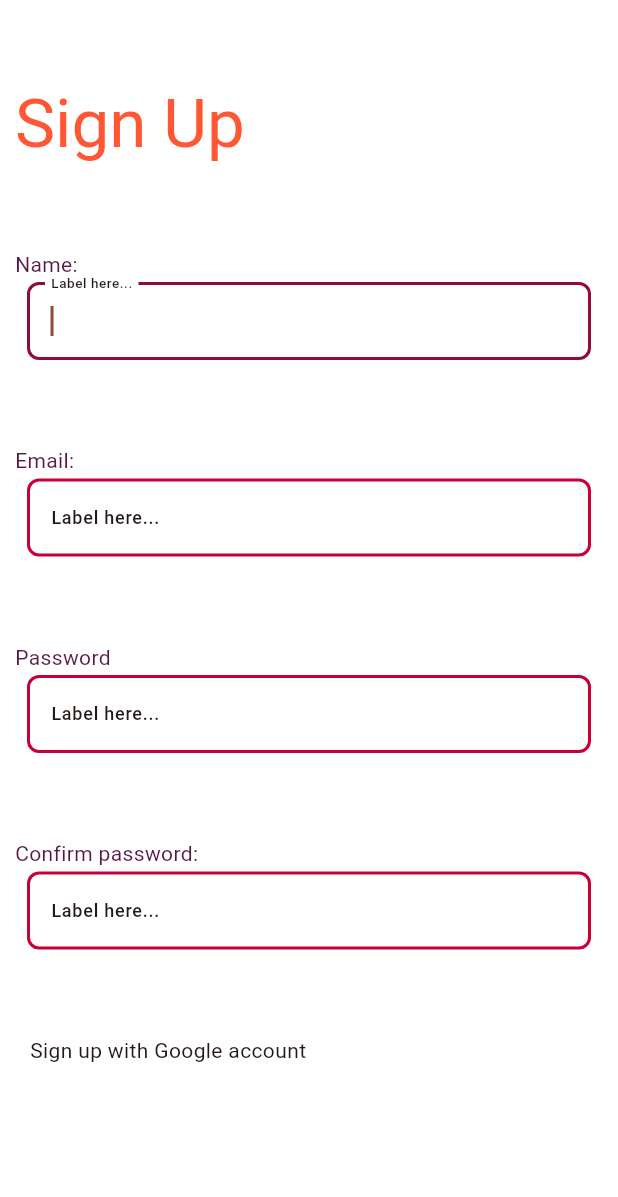
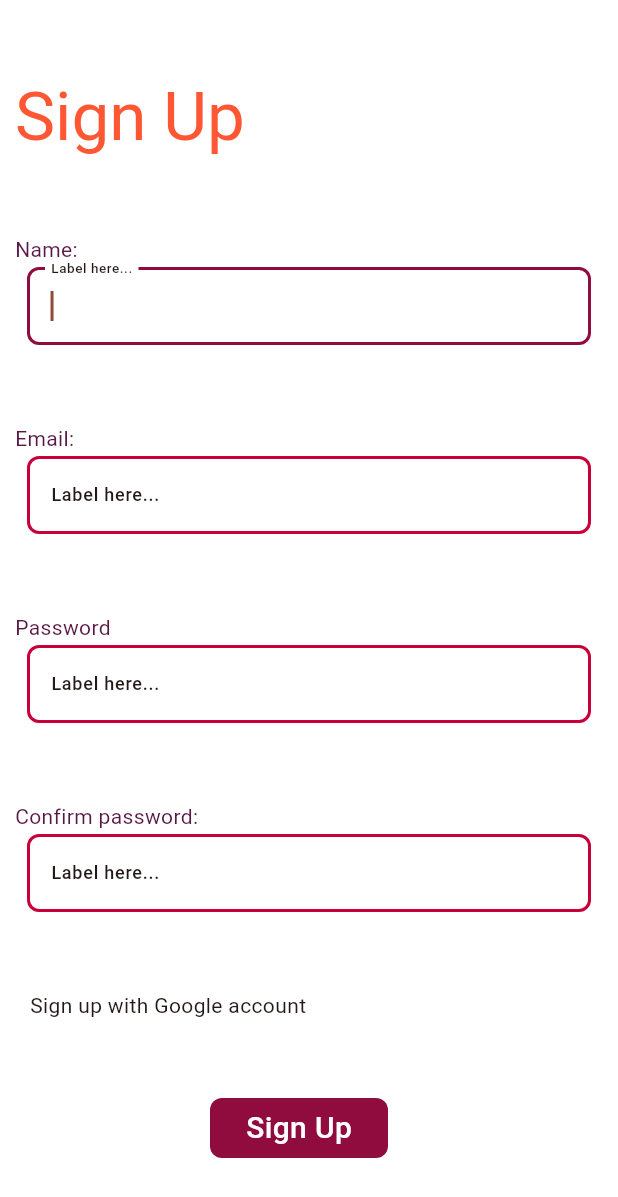
Before and after one commit to vitoriameneses/To-Do-App, a Flutter app: the SignUp screen opened directly, on a phone screen of 412 x 824 dp. Shown: the top 1197 px of the screen. Run offline on Flutter 3.47's test engine with Material 3 defaults, Android fonts, the phone set to English and light mode, and no system bars; our stand-ins replace cloud_firestore, firebase_auth, firebase_core, fluttertoast, google_fonts; accounts and stored records are empty; network calls fail; Roboto replaces fonts that are missing (Space Grotesk).

Commit message:
update
autenticação no sign in e front de sign up

```diff
--- a/to_do_app/lib/main.dart
+++ b/to_do_app/lib/main.dart
@@ -33,7 +33,7 @@ class MyApp extends StatelessWidget {
             ColorScheme.fromSeed(seedColor: Color.fromARGB(255, 255, 88, 51)),
         useMaterial3: true,
       ),
-      home: const SignUp(),
+      home: const SignInSignUp(),
     );
   }
 }
--- a/to_do_app/lib/telas/home.dart
+++ b/to_do_app/lib/telas/home.dart
@@ -52,7 +52,7 @@ class _MyHomePageState extends State<MyHomePage> {
                         crossAxisAlignment: CrossAxisAlignment.start,
                         children: [
                           Text(
-                            'Olá, $email!',
+                            'Olá, email!',
                             textAlign: TextAlign.start,
                             style: Theme.of(context)
                                 .textTheme
--- a/to_do_app/lib/telas/sign_up.dart
+++ b/to_do_app/lib/telas/sign_up.dart
@@ -1,7 +1,9 @@
 // ignore_for_file: prefer_const_literals_to_create_immutables, prefer_const_constructors
 
 import 'package:flutter/material.dart';
+import '../widgets/custom_button.dart';
 import 'package:google_fonts/google_fonts.dart';
+import 'package:cloud_firestore/cloud_firestore.dart';
 //import 'sign_in.dart';
 //import 'package:flutter/gestures.dart';
 
@@ -18,7 +20,7 @@ class _SignupState extends State<SignUp> {
     // ignore: prefer_const_constructors
     return Scaffold(
       key: scaffoldKey,
-      backgroundColor: Colors.white70,
+      backgroundColor: Colors.white,
       body: SafeArea(
         top: true,
         child: Padding(
@@ -309,29 +311,16 @@ class _SignupState extends State<SignUp> {
               ),
               Padding(
                 padding: EdgeInsetsDirectional.fromSTEB(130, 0, 0, 0),
-                /* child: FFButtonWidget(
-                    onPressed: () {
-                      print('Button pressed ...');
-                    },
-                    text: 'Sign Up',
-                    options: FFButtonOptions(
-                      height: 40,
-                      padding: EdgeInsetsDirectional.fromSTEB(24, 0, 24, 0),
-                      iconPadding: EdgeInsetsDirectional.fromSTEB(0, 0, 0, 0),
-                      color: Color(0xFF900C3F),
-                      textStyle:
-                          FlutterFlowTheme.of(context).titleSmall.override(
-                                fontFamily: 'Space Grotesk',
-                                color: Colors.white,
-                              ),
-                      elevation: 3,
-                      borderSide: BorderSide(
-                        color: Colors.transparent,
-                        width: 1,
-                      ),
-                      borderRadius: BorderRadius.circular(8),
-                    ),
-                  ),*/
+                child: CustomButton(
+                  onPressed: () {},
+                  text: 'Sign Up',
+                  textStyle: TextStyle(
+                    fontFamily: 'Space Grotesk',
+                    color: Colors.white,
+                    fontWeight: FontWeight.w500,
+                    fontSize: 20,
+                  ),
+                ),
               ),
             ],
           ),
--- /dev/null
+++ b/to_do_app/lib/widgets/custom_button.dart
@@ -0,0 +1,73 @@
+import 'package:flutter/material.dart';
+
+class CustomButton extends StatelessWidget {
+  final VoidCallback onPressed;
+  final String text;
+  final double height;
+  final EdgeInsetsGeometry padding;
+  final EdgeInsetsGeometry iconPadding;
+  final Color color;
+  final TextStyle textStyle;
+  final double elevation;
+  final BorderSide borderSide;
+  final BorderRadius borderRadius;
+
+  const CustomButton({
+    Key? key,
+    required this.onPressed,
+    required this.text,
+    this.height = 40,
+    this.padding = const EdgeInsets.symmetric(horizontal: 24),
+    this.iconPadding = EdgeInsets.zero,
+    this.color = const Color(0xFF900C3F),
+    required this.textStyle,
+    this.elevation = 3,
+    this.borderSide = BorderSide.none,
+    this.borderRadius = const BorderRadius.all(Radius.circular(8)),
+  }) : super(key: key);
+
+  @override
+  Widget build(BuildContext context) {
+    return Container(
+      height: height,
+      decoration: BoxDecoration(
+        color: color,
+        borderRadius: borderRadius,
+      ),
+      child: Material(
+        color: Colors.transparent,
+        child: InkWell(
+          onTap: onPressed,
+          borderRadius: borderRadius,
+          child: Padding(
+            padding: padding,
+            child: Row(
+              mainAxisSize: MainAxisSize.min,
+              children: [
+                Text(
+                  text,
+                  style: textStyle,
+                ),
+              ],
+            ),
+          ),
+        ),
+      ),
+    );
+  }
+}
+/*
+// Exemplo de uso:
+CustomButton(
+onPressed: () {
+print('Button pressed ...');
+},
+text: 'Sign Up',
+textStyle: TextStyle(
+fontFamily: 'Space Grotesk',
+color: Colors.white,
+// outros estilos de texto, se necessário
+),
+// outros parâmetros opcionais conforme necessário
+)
+*/
--- a/to_do_app/pubspec.yaml
+++ b/to_do_app/pubspec.yaml
@@ -36,6 +36,8 @@ dependencies:
   # Use with the CupertinoIcons class for iOS style icons.
   cupertino_icons: ^1.0.2
   firebase_core: ^2.24.2
+  firebase_auth: ^4.16.0
+  google_sign_in: ^5.0.0
   cloud_firestore: ^4.14.0
   dropdown_button2: ^2.3.9
   fluttertoast: ^8.2.4
```
Also changed, not shown: to_do_app/lib/telas/sign_in.dart (+52 -6 lines), to_do_app/pubspec.lock, 3 other files.
